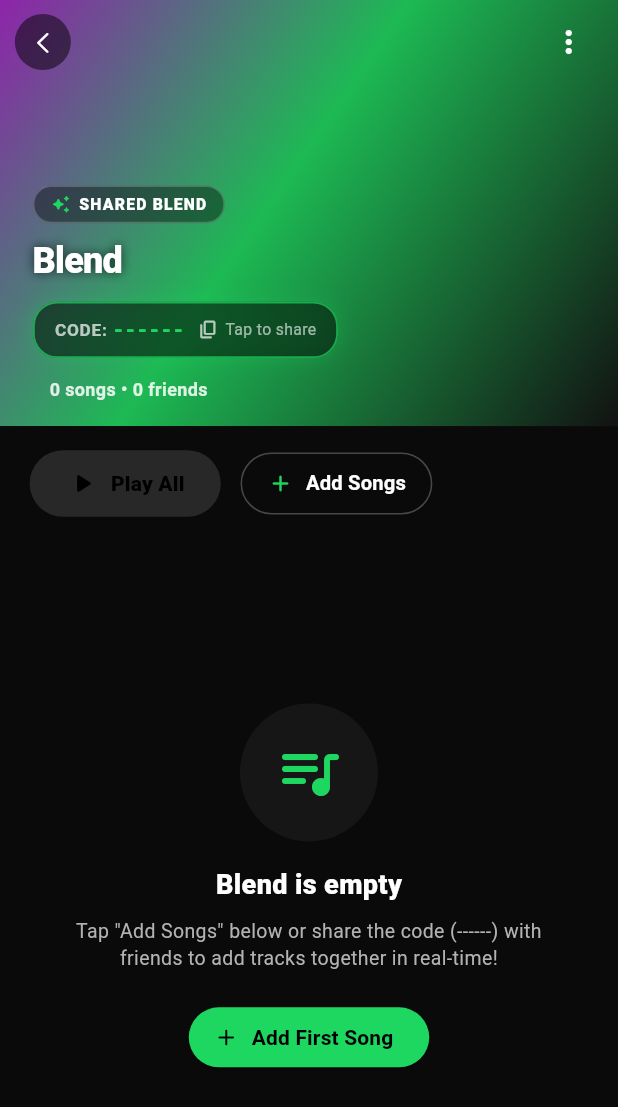
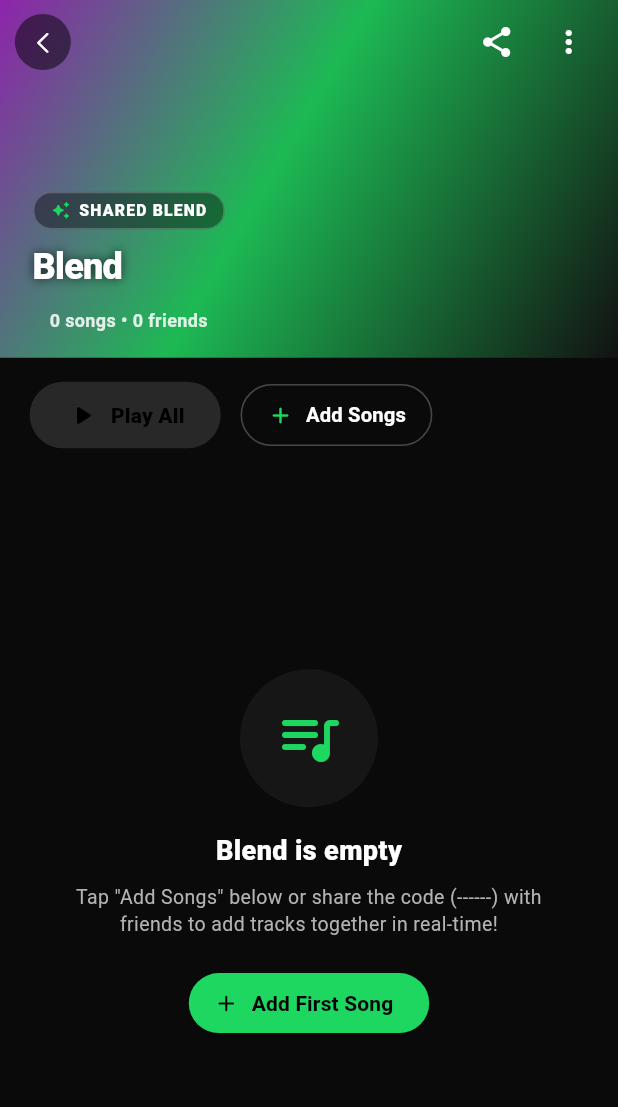
Before and after one commit to nikhilxrstudio-ctrl/Whats_play, a Flutter app: the BlendDetailScreen screen opened by its route, on a phone screen of 412 x 824 dp. Shown: the top 1107 px of the screen. Run offline on Flutter 3.47's test engine with Material 3 defaults, Android fonts, the phone set to English and light mode, and no system bars; our stand-ins replace audio_service, cloud_firestore, device_info_plus, firebase_auth, firebase_core, firebase_crashlytics and 6 more; missing offline and left inert: dart_des; accounts and stored records are empty; network calls fail.

Commit message:
refactor(blend): remove code card from header below blend title and restore top appbar share button

```diff
--- a/lib/screens/blend_detail_screen.dart
+++ b/lib/screens/blend_detail_screen.dart
@@ -102,9 +102,9 @@ class _BlendDetailScreenState extends State<BlendDetailScreen> {
             return CustomScrollView(
               physics: const BouncingScrollPhysics(),
               slivers: [
-                // Hero Header with Gradient & Join Code
+                // Hero Header with Gradient
                 SliverAppBar(
-                  expandedHeight: 280.h,
+                  expandedHeight: 235.h,
                   pinned: true,
                   stretch: true,
                   backgroundColor: const Color(0xFF191919),
@@ -113,6 +113,11 @@ class _BlendDetailScreenState extends State<BlendDetailScreen> {
                   centerTitle: false,
                   leading: const SpotifyBackButton(),
                   actions: [
+                    IconButton(
+                      icon: const Icon(Icons.share_rounded, color: Colors.white),
+                      tooltip: 'Share Blend Code',
+                      onPressed: _copyCode,
+                    ),
                     IconButton(
                       icon: const Icon(Icons.more_vert_rounded, color: Colors.white),
                       onPressed: () => _showBlendOptionsMenu(context, blendService, currentUid),
@@ -197,67 +202,6 @@ class _BlendDetailScreenState extends State<BlendDetailScreen> {
                                 overflow: TextOverflow.ellipsis,
                               ),
                               SizedBox(height: 10.h),
-
-                              // Prominent Join Code Badge with 1-Tap Copy
-                              InkWell(
-                                onTap: _copyCode,
-                                borderRadius: BorderRadius.circular(16.r),
-                                child: Container(
-                                  padding: EdgeInsets.symmetric(horizontal: 12.w, vertical: 7.h),
-                                  decoration: BoxDecoration(
-                                    color: Colors.black.withValues(alpha: 0.55),
-                                    borderRadius: BorderRadius.circular(16.r),
-                                    border: Border.all(
-                                      color: AppColors.primary.withValues(alpha: 0.7),
-                                      width: 1.2,
-                                    ),
-                                    boxShadow: [
-                                      BoxShadow(
-                                        color: AppColors.primary.withValues(alpha: 0.25),
-                                        blurRadius: 10,
-                                      ),
-                                    ],
-                                  ),
-                                  child: Row(
-                                    mainAxisSize: MainAxisSize.min,
-                                    children: [
-                                      Text(
-                                        'CODE: ',
-                                        style: TextStyle(
-                                          color: Colors.white70,
-                                          fontSize: 11.5.sp,
-                                          fontWeight: FontWeight.w700,
-                                          letterSpacing: 0.5,
-                                        ),
-                                      ),
-                                      Text(
-                                        _blend.code,
-                                        style: TextStyle(
-                                          color: AppColors.primary,
-                                          fontSize: 14.5.sp,
-                                          fontWeight: FontWeight.w900,
-                                          letterSpacing: 1.5,
-                                        ),
-                                      ),
-                                      SizedBox(width: 8.w),
-                                      Icon(
-                                        Icons.copy_rounded,
-                                        size: 14.sp,
-                                        color: Colors.white70,
-                                      ),
-                                      SizedBox(width: 4.w),
-                                      Text(
-                                        'Tap to share',
-                                        style: TextStyle(
-                                          color: Colors.white60,
-                                          fontSize: 10.5.sp,
-                                        ),
-                                      ),
-                                    ],
-                                  ),
-                                ),
-                              ),
-                              SizedBox(height: 12.h),
 
                               // Members and Stats row
                               Row(
```
Also changed, not shown: 2 other files.
